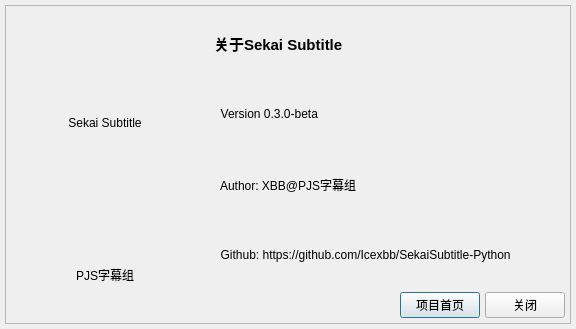
Above: src/gui/design/WindowDialogAbout.ui from Icexbb/SekaiSubtitle-Python before the change. Below: the same form after it.
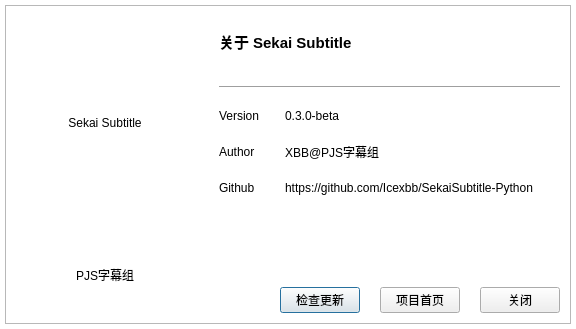
That is the form after the change.

Commit message: Update SekaiText Module Update Auto Update Add Exception Handler and Logger

Patch:
```diff
--- a/src/gui/design/WindowDialogAbout.ui
+++ b/src/gui/design/WindowDialogAbout.ui
@@ -16,7 +16,7 @@
   <property name="styleSheet">
    <string notr="true">QLabel#IconLabel{font: 700 12pt &quot;Microsoft YaHei UI&quot;;}
 QLabel#GroupLabel{font: 700 12pt &quot;Microsoft YaHei UI&quot;;}
-</string>
+QDialog{background-color:rgb(255, 255, 255)}</string>
   </property>
   <layout class="QGridLayout" name="gridLayout">
    <property name="leftMargin">
@@ -105,6 +105,21 @@
       </item>
       <item>
        <layout class="QVBoxLayout" name="verticalLayout_3">
+        <property name="spacing">
+         <number>20</number>
+        </property>
+        <property name="leftMargin">
+         <number>5</number>
+        </property>
+        <property name="topMargin">
+         <number>5</number>
+        </property>
+        <property name="rightMargin">
+         <number>5</number>
+        </property>
+        <property name="bottomMargin">
+         <number>5</number>
+        </property>
         <item>
          <layout class="QVBoxLayout" name="verticalLayout_2">
           <property name="leftMargin">
@@ -121,6 +136,12 @@
           </property>
           <item>
            <widget class="QLabel" name="label_2">
+            <property name="minimumSize">
+             <size>
+              <width>0</width>
+              <height>50</height>
+             </size>
+            </property>
             <property name="font">
              <font>
               <pointsize>11</pointsize>
@@ -128,30 +149,83 @@
              </font>
             </property>
             <property name="text">
-             <string>关于Sekai Subtitle</string>
+             <string>关于 Sekai Subtitle</string>
             </property>
            </widget>
           </item>
           <item>
-           <widget class="QLabel" name="label_3">
-            <property name="text">
-             <string>  Version 0.3.0-beta</string>
+           <widget class="Line" name="line">
+            <property name="orientation">
+             <enum>Qt::Horizontal</enum>
             </property>
            </widget>
           </item>
           <item>
-           <widget class="QLabel" name="label_4">
-            <property name="text">
-             <string>  Author: XBB@PJS字幕组</string>
-            </property>
-           </widget>
+           <layout class="QHBoxLayout" name="horizontalLayout" stretch="1,6">
+            <item>
+             <widget class="QLabel" name="label_3">
+              <property name="text">
+               <string>Version</string>
+              </property>
+             </widget>
+            </item>
+            <item>
+             <widget class="QLabel" name="LabelVersion">
+              <property name="text">
+               <string>0.3.0-beta</string>
+              </property>
+             </widget>
+            </item>
+           </layout>
           </item>
           <item>
-           <widget class="QLabel" name="label_5">
-            <property name="text">
-             <string>  Github: https://github.com/Icexbb/SekaiSubtitle-Python</string>
+           <layout class="QHBoxLayout" name="horizontalLayout_3" stretch="1,6">
+            <item>
+             <widget class="QLabel" name="label_7">
+              <property name="text">
+               <string>Author</string>
+              </property>
+             </widget>
+            </item>
+            <item>
+             <widget class="QLabel" name="LabelAuthor">
+              <property name="text">
+               <string>XBB@PJS字幕组</string>
+              </property>
+             </widget>
+            </item>
+           </layout>
+          </item>
+          <item>
+           <layout class="QHBoxLayout" name="horizontalLayout_4" stretch="1,6">
+            <item>
+             <widget class="QLabel" name="label_9">
+              <property name="text">
+               <string>Github</string>
+              </property>
+             </widget>
+            </item>
+            <item>
+             <widget class="QLabel" name="LabelPage">
+              <property name="text">
+               <string>https://github.com/Icexbb/SekaiSubtitle-Python</string>
+              </property>
+             </widget>
+            </item>
+           </layout>
+          </item>
+          <item>
+           <spacer name="verticalSpacer">
+            <property name="orientation">
+             <enum>Qt::Vertical</enum>
             </property>
-           </widget>
+            <property name="sizeHint" stdset="0">
+             <size>
+              <width>20</width>
+              <height>40</height>
+             </size>
+            </property>
+           </spacer>
           </item>
           <item>
            <layout class="QHBoxLayout" name="horizontalLayout_5">
@@ -168,6 +242,13 @@
               </property>
              </spacer>
             </item>
+            <item>
+             <widget class="QPushButton" name="UpdateButton">
+              <property name="text">
+               <string>检查更新</string>
+              </property>
+             </widget>
+            </item>
             <item>
              <widget class="QPushButton" name="PageButton">
               <property name="text">
```
The commit also changes 65 other files.
